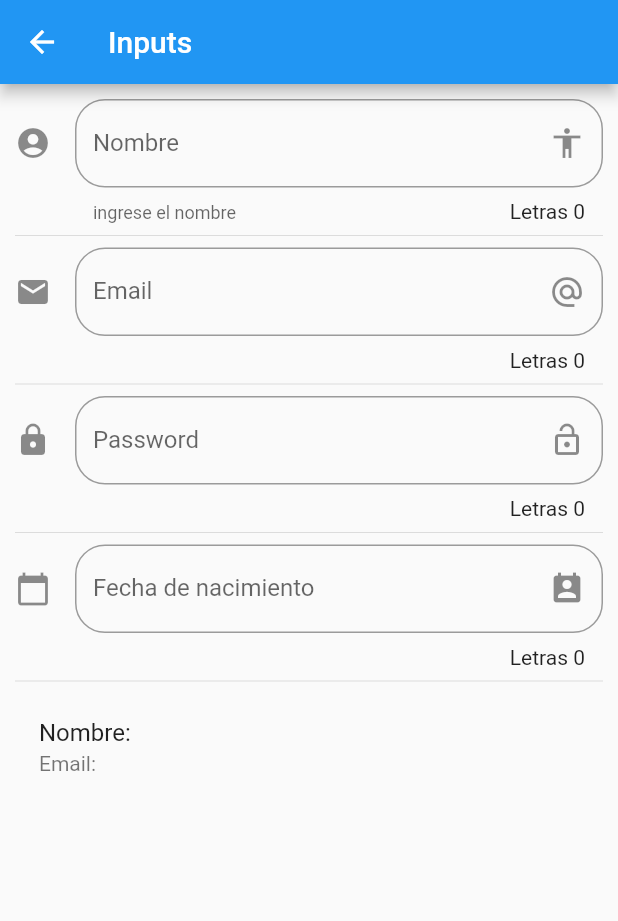
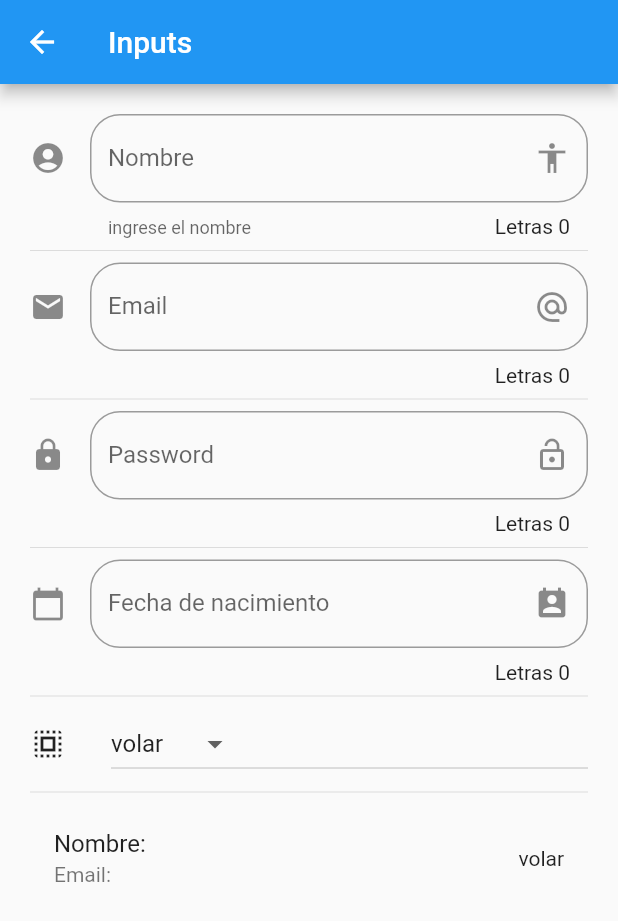
Before and after one commit to rmalvarezq/Aprendiendo-Flutter, a Flutter app: the InputPage screen opened by its route, on a phone screen of 412 x 824 dp. Shown: the top 921 px of the screen. Run offline on Flutter 3.47's test engine with Material 2 defaults, Android fonts, the phone set to English and light mode, and no system bars.

Commit message:
listas sliders checkbox switch list

```diff
--- a/data/menu_opts.json
+++ b/data/menu_opts.json
@@ -25,6 +25,11 @@
             "ruta" : "inputs",
             "icon" : "inputs",
             "texto": "Inputs"
+        },
+        {
+            "ruta" : "list",
+            "icon" : "list",
+            "texto": "Listas"
         }
     ]
 }
--- a/lib/src/pages/inputs_page.dart
+++ b/lib/src/pages/inputs_page.dart
@@ -12,6 +12,9 @@ class _InputPageState extends State<InputPage> {
   String _email = '';
   String _password = '';
   String _fecha = '';
+  List _poderes = ['volar', 'soplar', 'Rayos X'];
+  String _opcionSeleccionada = 'volar';
+
   TextEditingController _inputFieldDateController = new TextEditingController();
 
   @override
@@ -21,7 +24,7 @@ class _InputPageState extends State<InputPage> {
         title: Text('Inputs'),
       ),
       body: ListView(
-        padding: EdgeInsets.symmetric(horizontal: 10.0, vertical: 10.0),
+        padding: EdgeInsets.symmetric(horizontal: 20.0, vertical: 20.0),
         children: <Widget>[
           _crearInput(),
           Divider(),
@@ -30,6 +33,8 @@ class _InputPageState extends State<InputPage> {
           _crearPassword(),
           Divider(),
           _crearFecha(context),
+          Divider(),
+          _crearDropdown(),
           Divider(),
           _verPersona(),
         ],
@@ -95,13 +100,6 @@ class _InputPageState extends State<InputPage> {
             }));
   }
 
-  Widget _verPersona() {
-    return ListTile(
-      title: Text('Nombre: $_nombre'),
-      subtitle: Text('Email: $_email'),
-    );
-  }
-
   Widget _crearFecha(BuildContext context) {
     return TextField(
       controller: _inputFieldDateController,
@@ -135,8 +133,45 @@ class _InputPageState extends State<InputPage> {
     if (picked != null) {
       setState(() {
         _fecha = picked.toString();
-        _inputFieldDateController.text =  _fecha;
+        _inputFieldDateController.text = _fecha;
       });
     }
   }
+
+  List<DropdownMenuItem<String>> getOpcionesDropdown() {
+    List<DropdownMenuItem<String>> lista = new List();
+    _poderes.forEach((poder) {
+      lista.add(DropdownMenuItem(
+        child: Text(poder),
+        value: poder,
+      ));
+    });
+    return lista;
+  }
+
+  Widget _crearDropdown() {
+    return Row(
+      children: <Widget>[
+        Icon(Icons.select_all),
+        SizedBox(width: 30.0),
+        Expanded(
+          child: DropdownButton(
+              value: _opcionSeleccionada,
+              items: getOpcionesDropdown(),
+              onChanged: (opt) {
+                // print(opt);
+                _opcionSeleccionada = opt;
+              }),
+        ),
+      ],
+    );
+  }
+
+  Widget _verPersona() {
+    return ListTile(
+      title: Text('Nombre: $_nombre'),
+      subtitle: Text('Email: $_email'),
+      trailing: Text(_opcionSeleccionada),
+    );
+  }
 }
--- a/lib/src/routes/routes.dart
+++ b/lib/src/routes/routes.dart
@@ -1,6 +1,7 @@
 import 'package:componentes/src/pages/animated_container.dart';
 import 'package:componentes/src/pages/cards_page.dart';
 import 'package:componentes/src/pages/inputs_page.dart';
+import 'package:componentes/src/pages/slider_page.dart';
 import 'package:flutter/material.dart';
 
 import 'package:componentes/src/pages/alert_page.dart';
@@ -16,6 +17,7 @@ Map<String, WidgetBuilder> getApplicationRoutes() {
     'card': (BuildContext context) => CardPage(),
     'animatedContainer': (BuildContext context) => AnimatedContainerPage(),
     'inputs': (BuildContext context) => InputPage(),
+    'list': (BuildContext context) => SliderPage(),
 
 
   };
--- a/lib/src/utils/icono_string_util.dart
+++ b/lib/src/utils/icono_string_util.dart
@@ -7,7 +7,8 @@ final _icons = <String, IconData>{
   'accessibility': Icons.accessibility,
   'folder_open': Icons.folder_open,
   'donut_large': Icons.donut_large,
-  'inputs': Icons.input
+  'inputs': Icons.input,
+  'list': Icons.list
 
 };
 
```
Also changed, not shown: lib/src/pages/slider_page.dart (added, +86 -0 lines).
